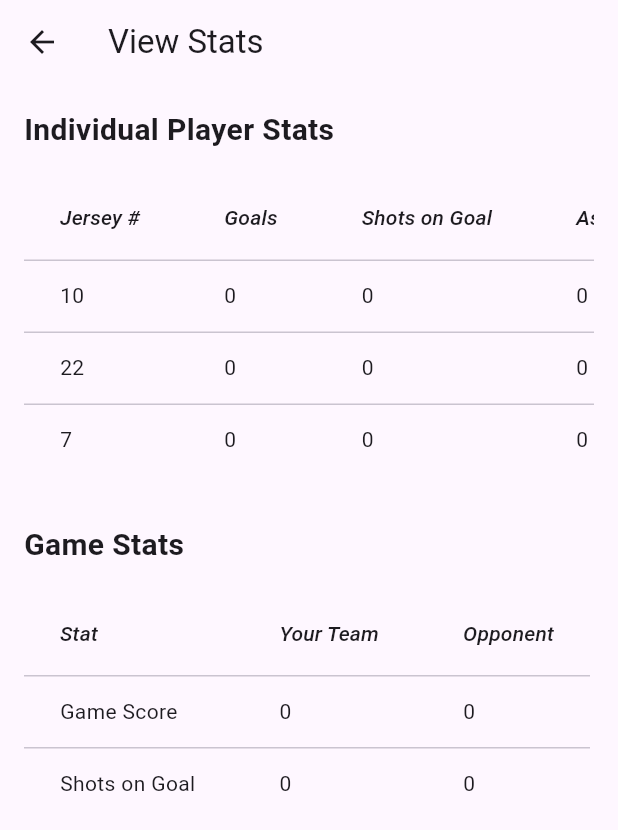
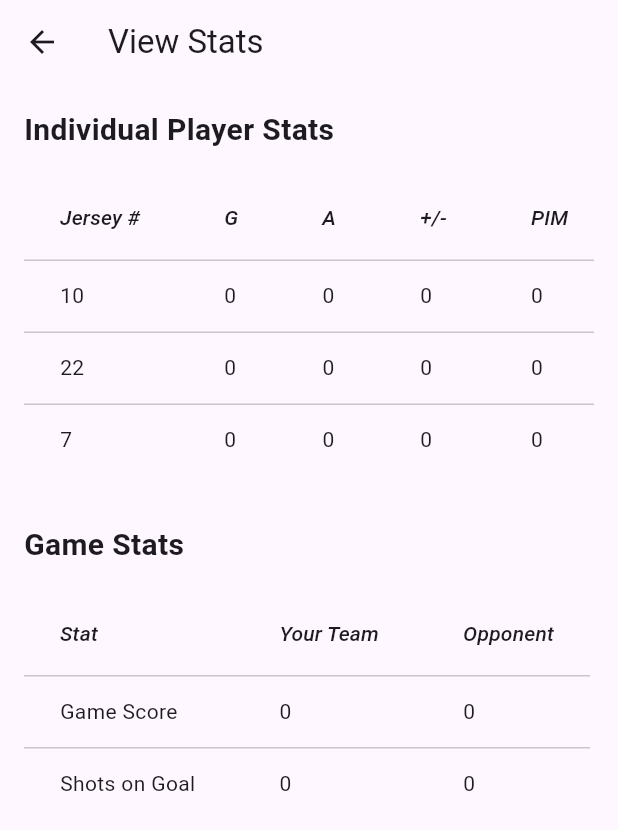
Before and after one commit to chrissandico/hockey_stats_app, a Flutter app: the ViewStatsScreen screen opened directly with empty values, on a phone screen of 412 x 824 dp. Shown: the top 830 px of the screen. Run offline on Flutter 3.47's test engine with Material 3 defaults, Android fonts, the phone set to English and light mode, and no system bars; our stand-ins replace hive, hive_flutter; accounts and stored records are empty.

Commit message:
Updated UI

```diff
--- a/lib/screens/view_stats_screen.dart
+++ b/lib/screens/view_stats_screen.dart
@@ -41,37 +41,31 @@ class ViewStatsScreen extends StatelessWidget {
                   ),
                   DataColumn(
                     label: Text(
-                      'Goals',
+                      'G',
                       style: TextStyle(fontStyle: FontStyle.italic),
                     ),
                   ),
                   DataColumn(
                     label: Text(
-                      'Shots on Goal',
+                      'A',
                       style: TextStyle(fontStyle: FontStyle.italic),
                     ),
                   ),
                   DataColumn(
                     label: Text(
-                      'Assists',
+                      '+/-',
                       style: TextStyle(fontStyle: FontStyle.italic),
                     ),
                   ),
                   DataColumn(
                     label: Text(
-                      'Points',
+                      'PIM',
                       style: TextStyle(fontStyle: FontStyle.italic),
                     ),
                   ),
                   DataColumn(
                     label: Text(
-                      'Penalty Minutes',
-                      style: TextStyle(fontStyle: FontStyle.italic),
-                    ),
-                  ),
-                  DataColumn(
-                    label: Text(
-                      'Plus/Minus',
+                      'SOG',
                       style: TextStyle(fontStyle: FontStyle.italic),
                     ),
                   ),
@@ -82,11 +76,10 @@ class ViewStatsScreen extends StatelessWidget {
                       cells: <DataCell>[
                         DataCell(Text('${player.jerseyNumber}')),
                         DataCell(Text('${gameEvents.where((event) => event.eventType == 'Shot' && event.isGoal == true && event.primaryPlayerId == player.id).length}')),
+                        DataCell(Text('${gameEvents.where((event) => event.eventType == 'Shot' && event.isGoal == true && (event.assistPlayer1Id == player.id || event.assistPlayer2Id == player.id)).length}')),
+                        DataCell(Text('${calculatePlusMinus(player, gameEvents, gameId!)}')),
+                        DataCell(Text('${gameEvents.where((event) => event.eventType == 'Penalty' && event.primaryPlayerId == player.id).map((event) => event.penaltyDuration).fold(0, (a, b) => a! + b!)}')),
                         DataCell(Text('${gameEvents.where((event) => event.eventType == 'Shot' && event.primaryPlayerId == player.id).length}')),
-                        DataCell(Text('${gameEvents.where((event) => event.eventType == 'Shot' && event.isGoal == true && (event.assistPlayer1Id == player.id || event.assistPlayer2Id == player.id)).length}')),
-                        DataCell(Text('${gameEvents.where((event) => event.eventType == 'Shot' && event.isGoal == true && event.primaryPlayerId == player.id).length + gameEvents.where((event) => event.eventType == 'Shot' && event.isGoal == true && (event.assistPlayer1Id == player.id || event.assistPlayer2Id == player.id)).length}')),
-                        DataCell(Text('${gameEvents.where((event) => event.eventType == 'Penalty' && event.primaryPlayerId == player.id).map((event) => event.penaltyDuration).fold(0, (a, b) => a! + b!)}')),
-                        DataCell(Text('${calculatePlusMinus(player, gameEvents, gameId!)}')),
                       ],
                     ),
                 ],
```
Also changed, not shown: lib/screens/log_penalty_screen.dart (+0 -14 lines), lib/screens/log_shot_screen.dart (+0 -14 lines), lib/screens/log_stats_screen.dart (+0 -14 lines).
